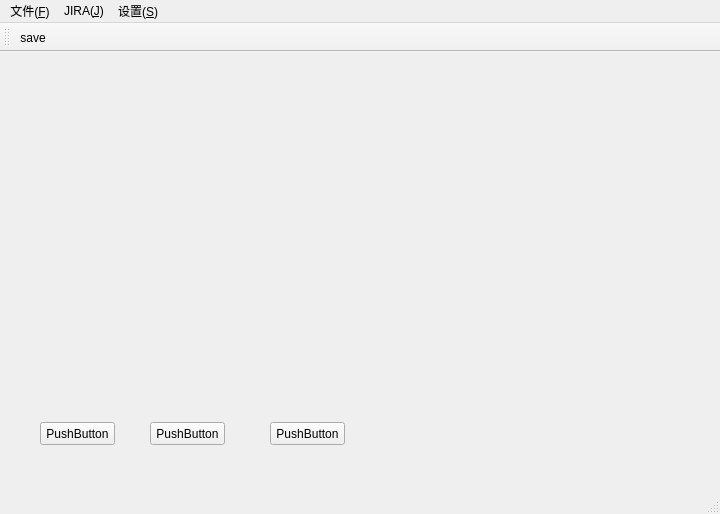
This is framework/gui/ui/main_window.ui in cash2one/AutoDriver as Qt 5 draws it before an edit. The edited form follows.
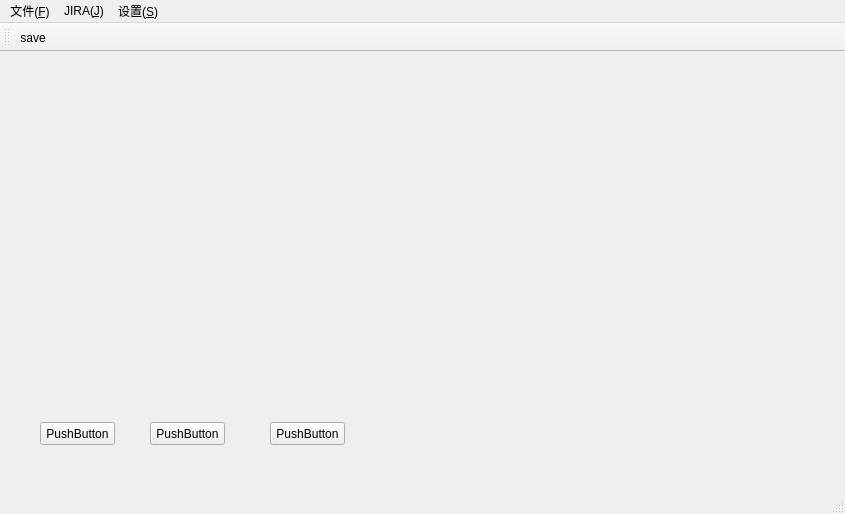
This is the edited form. Icons and pictures are not drawn.

```diff
--- a/framework/gui/ui/main_window.ui
+++ b/framework/gui/ui/main_window.ui
@@ -6,7 +6,7 @@
    <rect>
     <x>0</x>
     <y>0</y>
-    <width>720</width>
+    <width>845</width>
     <height>514</height>
    </rect>
   </property>
@@ -69,7 +69,7 @@
     <rect>
      <x>0</x>
      <y>0</y>
-     <width>720</width>
+     <width>845</width>
      <height>26</height>
     </rect>
    </property>
```
Left out of the diff: 6 changed lines with no effect on the pictures.
